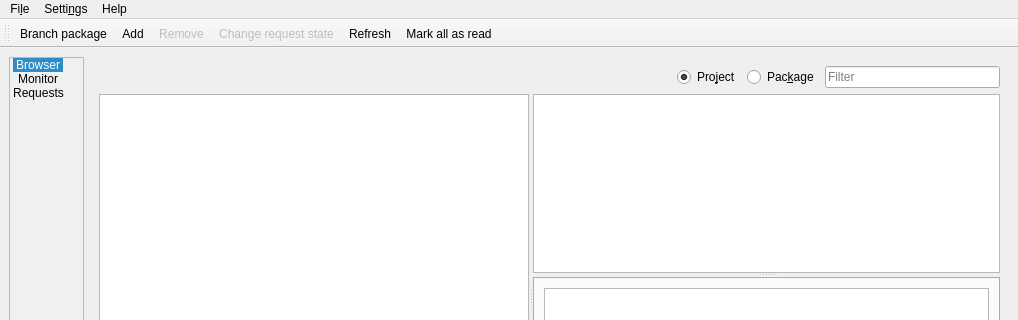
Above: src/gui/mainwindow.ui from javierllorente/qactus before the change; both pictures show x 0 to 1018 and y 0 to 320 of the 1018 by 540 pixel window. Below: the same form after it.
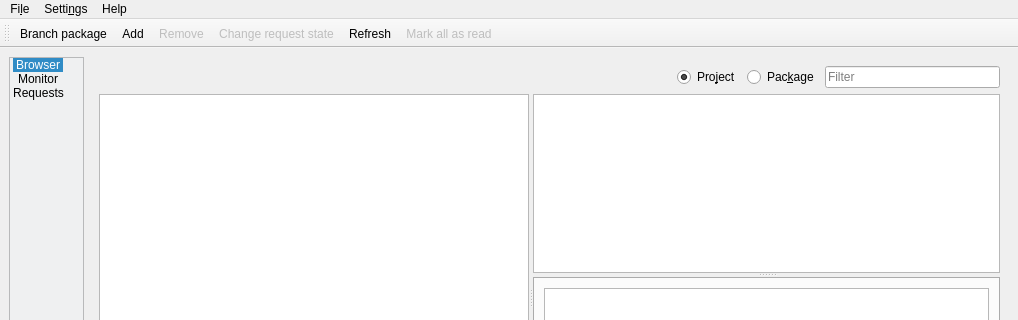
That is the form after the change. Icons and pictures are not drawn. Custom widgets are drawn as their Qt base class.

Commit message: Disable the "Mark all as read" button by default, enable it only on build status changes

Patch:
```diff
--- a/src/gui/mainwindow.ui
+++ b/src/gui/mainwindow.ui
@@ -542,6 +542,9 @@
    </property>
   </action>
   <action name="action_Mark_all_as_read">
+   <property name="enabled">
+    <bool>false</bool>
+   </property>
    <property name="icon">
     <iconset theme="mail-mark-task"/>
    </property>
```
The commit also changes 1 other file.
